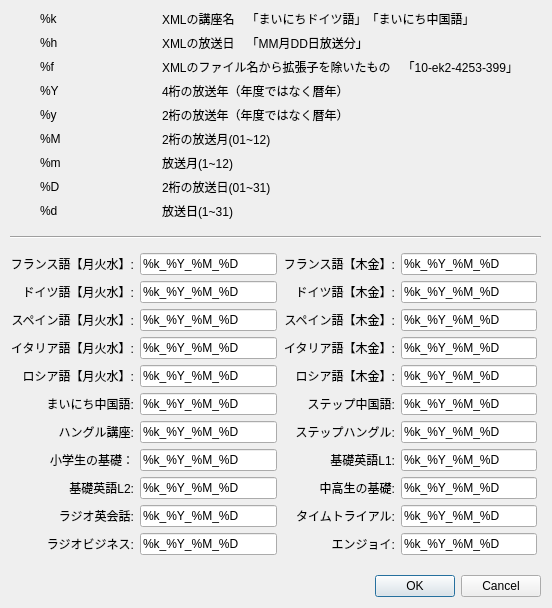
Qt form customizedialog.ui (CSReviser/CS-Mult) before a commit.
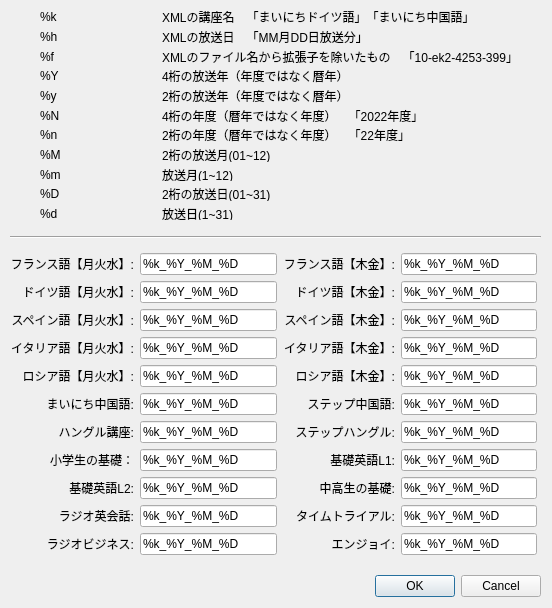
The same form after that commit.

Commit message: カスタマイズメニュー（ファイル名、タグタイトル）に年度を追加可能に変更

The edit to the form file:
```diff
--- a/customizedialog.ui
+++ b/customizedialog.ui
@@ -562,55 +562,83 @@
      </widget>
     </item>
     <item row="5" column="0">
+     <widget class="QLabel" name="label_23_1">
+      <property name="text">
+       <string>%N</string>
+      </property>
+     </widget>
+    </item>
+    <item row="5" column="1">
+     <widget class="QLabel" name="label_34_1">
+      <property name="text">
+       <string>4桁の年度（暦年ではなく年度）　「2022年度」</string>
+      </property>
+     </widget>
+    </item>
+    <item row="6" column="0">
+     <widget class="QLabel" name="label_24_1">
+      <property name="text">
+       <string>%n</string>
+      </property>
+     </widget>
+    </item>
+    <item row="6" column="1">
+     <widget class="QLabel" name="label_35_1">
+      <property name="text">
+       <string>2桁の年度（暦年ではなく年度）　「22年度」</string>
+      </property>
+     </widget>
+    </item>
+    <item row="7" column="0">
      <widget class="QLabel" name="label_25">
       <property name="text">
        <string>%M</string>
       </property>
      </widget>
     </item>
-    <item row="5" column="1">
+    <item row="7" column="1">
      <widget class="QLabel" name="label_36">
       <property name="text">
        <string>2桁の放送月(01~12)</string>
       </property>
      </widget>
     </item>
-    <item row="6" column="0">
+    <item row="8" column="0">
      <widget class="QLabel" name="label_26">
       <property name="text">
        <string>%m</string>
       </property>
      </widget>
     </item>
-    <item row="6" column="1">
+    <item row="8" column="1">
      <widget class="QLabel" name="label_37">
       <property name="text">
        <string>放送月(1~12)</string>
       </property>
      </widget>
     </item>
-    <item row="7" column="0">
+    <item row="9" column="0">
      <widget class="QLabel" name="label_27">
       <property name="text">
        <string>%D</string>
       </property>
      </widget>
     </item>
-    <item row="7" column="1">
+    <item row="9" column="1">
      <widget class="QLabel" name="label_38">
       <property name="text">
        <string>2桁の放送日(01~31)</string>
       </property>
      </widget>
     </item>
-    <item row="8" column="0">
+    <item row="10" column="0">
      <widget class="QLabel" name="label_28">
       <property name="text">
        <string>%d</string>
       </property>
      </widget>
     </item>
-    <item row="8" column="1">
+    <item row="10" column="1">
      <widget class="QLabel" name="label_39">
       <property name="text">
        <string>放送日(1~31)</string>
```
The commit also changes 3 other files.
